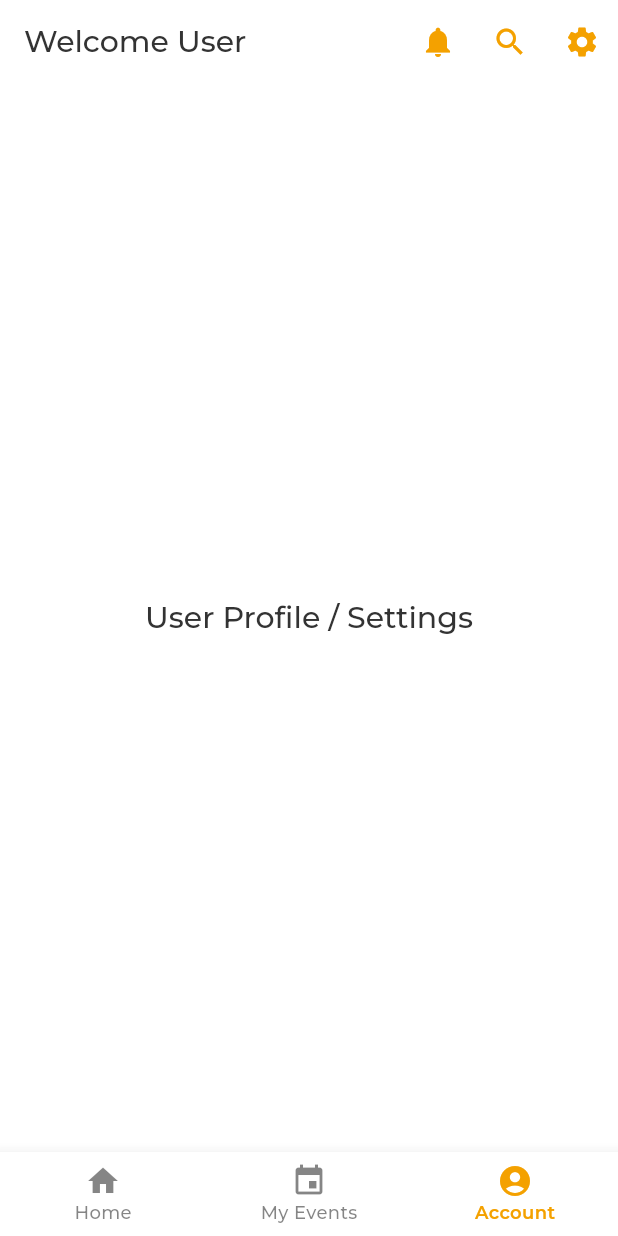
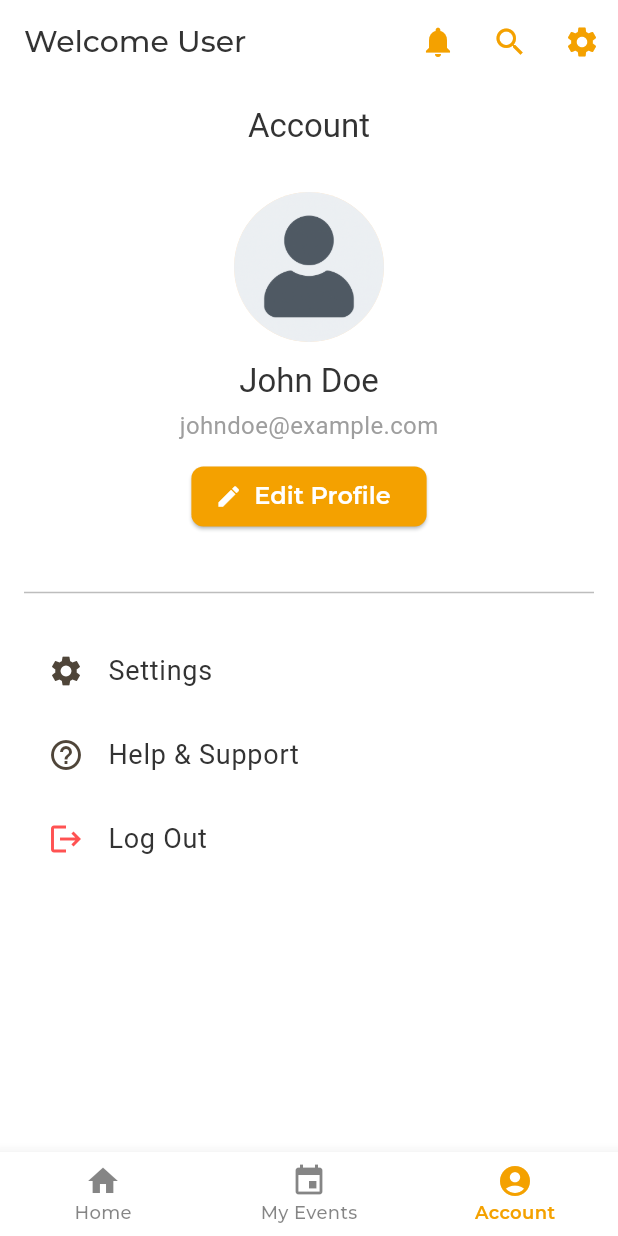
Before and after one commit to ahmloutfy/flutfest, a Flutter app: the screen it shows after launch, item 3 of the bottom bar chosen, on a phone screen of 412 x 824 dp. Run offline on Flutter 3.47's test engine with Material 3 defaults, Android fonts, the phone set to English and light mode, and no system bars; our stand-ins replace device_preview, flutter_svg, get, google_fonts, share_plus; missing offline and left inert: add_2_calendar, flutter_gutter.

Commit message:
AS 19/6/2025
Todo: get on all + all is ok + documentation

```diff
--- a/lib/theme.dart
+++ b/lib/theme.dart
@@ -13,13 +13,14 @@ class AppTheme {
   // ☀️ Light Mode Colors
   static const Color lightTextColor = Color(0xFF333333);
   static const Color lightButtonColor = Color(0xFFF4A100);
+  static const Color lightCursorColor = Color(0xFFF4A100);
   static const Color lightBackgroundColor = Colors.white;
   static const Color lightEventCardBackgroundColor = Color(0xFFF9F9F9);
   static const Color lightEventRSVPButtonColor = Color(0xFF27AE60);
   static const Color lightImportantEventColor = Color(0xFFD32F2F);
   static const Color lightConfirmedEventColor = Color(0xFF388E3C);
   static const Color lightShadowColor = Color(0xFFB0BEC5);
-  static const Color lightBorderColor = Color(0xFF333333);
+  static const Color lightBorderColor = Color(0xFFF4A100);
   static const Color lightInputFillColor = Color(0xFFF5F5F5);
   static const Color lightButtonTextColor = Colors.white;
   static const Color lightDividerColor = Color(0xFFBDBDBD);
@@ -28,13 +29,14 @@ class AppTheme {
   // 🌙 Dark Mode Colors
   static const Color darkTextColor = Color(0xFFE0E0E0);
   static const Color darkButtonColor = Color(0xFF1E88E5);
+  static const Color darkCursorColor = Color(0xFF1E88E5);
   static const Color darkBackgroundColor = Color(0xFF121212);
   static const Color darkEventCardBackgroundColor = Color(0xFF1E1E1E);
   static const Color darkEventRSVPButtonColor = Color(0xFF69F0AE);
   static const Color darkImportantEventColor = Color(0xFFFFCDD2);
   static const Color darkConfirmedEventColor = Color(0xFF81C784);
   static const Color darkShadowColor = Color(0xFF424242);
-  static const Color darkBorderColor = Color(0xFF616161);
+  static const Color darkBorderColor = Color(0xFF1E88E5);
   static const Color darkInputFillColor = Color(0xFF333333);
   static const Color darkButtonTextColor = Colors.white;
   static const Color darkDividerColor = Color(0xFF424242);
@@ -223,9 +225,9 @@ class AppTheme {
     ),
 
 textSelectionTheme: TextSelectionThemeData(
-      selectionColor: lightTextColor.withValues(alpha: 0.3),
-      cursorColor: lightTextColor,
-      selectionHandleColor: lightTextColor,
+      selectionColor: lightCursorColor.withValues(alpha: 0.3),
+      cursorColor: lightCursorColor,
+      selectionHandleColor: lightCursorColor,
 ),
   );
 
@@ -388,9 +390,9 @@ textSelectionTheme: TextSelectionThemeData(
       }),
     ),
     textSelectionTheme: TextSelectionThemeData(
-      selectionColor: darkTextColor.withValues(alpha: 0.3),
-      cursorColor: darkTextColor,
-      selectionHandleColor: darkTextColor,
+      selectionColor: darkCursorColor.withValues(alpha: 0.3),
+      cursorColor: darkCursorColor,
+      selectionHandleColor: darkCursorColor,
     ),
   );
 }
--- a/lib/views/accounts/account_screen.dart
+++ b/lib/views/accounts/account_screen.dart
@@ -1,14 +1,90 @@
+import 'package:flutfest/views/edit_profile/edit_profile_screen.dart';
+import 'package:flutfest/views/help_support/help_suppport_screen.dart';
+import 'package:flutfest/views/settings/settings_screen.dart';
+import 'package:flutter/foundation.dart';
 import 'package:flutter/material.dart';
+import 'package:get/get.dart';
+import 'package:url_launcher/url_launcher.dart';
 
 class AccountScreen extends StatelessWidget {
   const AccountScreen({super.key});
 
+
   @override
   Widget build(BuildContext context) {
-    return Center(
-      child: Text(
-        'User Profile / Settings',
-        style: Theme.of(context).textTheme.headlineSmall,
+    return Scaffold(
+      appBar: AppBar(
+        title: const Text('Account'),
+        centerTitle: true,
+      ),
+      body: ListView(
+        padding: const EdgeInsets.all(16),
+        children: [
+          Center(
+            child: Column(
+              children: [
+                const CircleAvatar(
+                  radius: 50,
+                  backgroundImage: AssetImage('assets/images/user.png'),
+                ),
+                const SizedBox(height: 12),
+                Text(
+                  'John Doe',
+                  style: Theme.of(context).textTheme.titleLarge,
+                ),
+                const SizedBox(height: 4),
+                Text(
+                  'johndoe@example.com',
+                  style: Theme.of(context)
+                      .textTheme
+                      .bodyMedium
+                      ?.copyWith(color: Colors.grey),
+                ),
+                const SizedBox(height: 12),
+                ElevatedButton.icon(
+                  onPressed: () {
+                    Get.to(() => EditProfileScreen(),);
+                  },
+                  icon: const Icon(Icons.edit),
+                  label: const Text('Edit Profile'),
+                ),
+              ],
+            ),
+          ),
+          const SizedBox(height: 32),
+          const Divider(),
+          const SizedBox(height: 16),
+          ListTile(
+            leading: const Icon(Icons.settings),
+            title: const Text('Settings'),
+            onTap: () {
+              Get.to(() =>  SettingsScreen(),);
+            },
+          ),
+          ListTile(
+            leading: const Icon(Icons.help_outline),
+            title: const Text('Help & Support'),
+            onTap: () {
+              Get.to(() =>  HelpSupportScreen(),);
+            },
+          ),
+          ListTile(
+            leading: const Icon(Icons.logout, color: Colors.redAccent),
+            title: const Text('Log Out'),
+            onTap: () {
+              Get.defaultDialog(
+                title: 'Confirm Logout',
+                middleText: 'Are you sure you want to log out?',
+                textCancel: 'Cancel',
+                textConfirm: 'Log Out',
+                confirmTextColor: Colors.white,
+                onConfirm: () {
+                  Get.back();
+                },
+              );
+            },
+          ),
+        ],
       ),
     );
   }
```
Also changed, not shown: lib/logic/controllers/edit_profile_controller.dart (added, +22 -0 lines), lib/views/edit_profile/edit_profile_screen.dart (added, +54 -0 lines), lib/views/help_support/help_suppport_screen.dart (added, +62 -0 lines), assets/images/user.png (added), 1 other file.
